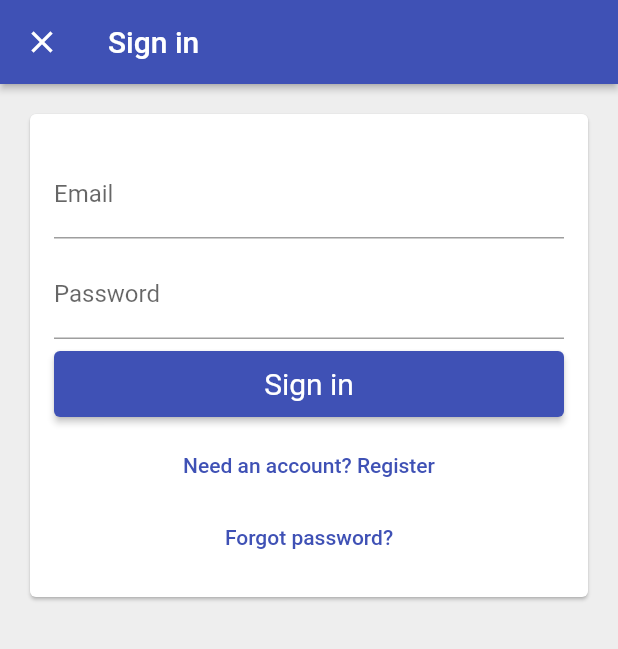
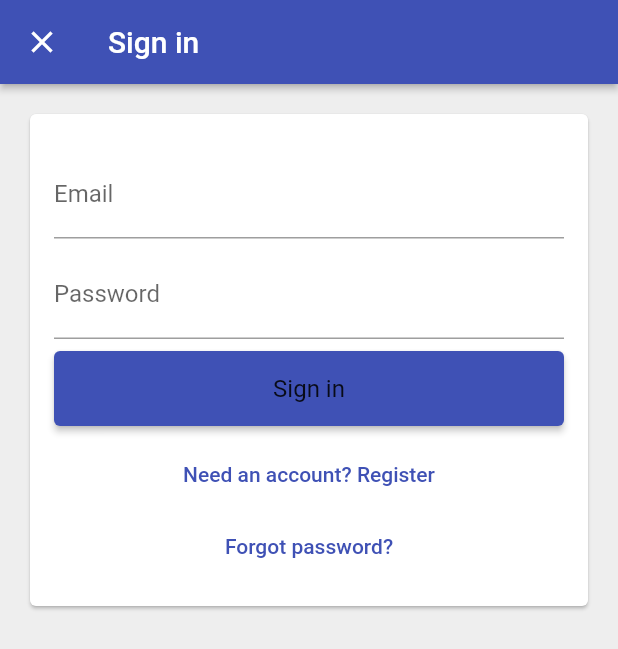
Before and after one commit to rvdrover/flutter-register-login-riverpod, a Flutter app: the screen it shows after launch, after a tap on "Sign in with Email and Password", on a phone screen of 412 x 824 dp. Shown: the top 649 px of the screen. Run offline on Flutter 3.47's test engine with Material 2 defaults, Android fonts, the phone set to English and light mode, and no system bars; our stand-ins replace firebase_auth, firebase_core, flutter_riverpod, google_sign_in; missing offline and left inert: flutter_facebook_auth; accounts and stored records are empty.

Commit message:
Reusble Button make

```diff
--- a/lib/pages/email_password_sign_in_page/email_password_sign_in_page.dart
+++ b/lib/pages/email_password_sign_in_page/email_password_sign_in_page.dart
@@ -1,4 +1,3 @@
-
 import 'dart:math';
 
 import 'package:firebase_auth/firebase_auth.dart';
@@ -142,6 +141,12 @@ class _EmailPasswordSignInPageState extends State<EmailPasswordSignInPage> {
     );
   }
 
+  Widget _buildHeader() {
+    return const Center(
+      child: CircularProgressIndicator(),
+    );
+  }
+
   Widget _buildContent() {
     return FocusScope(
       node: _node,
@@ -162,7 +167,6 @@ class _EmailPasswordSignInPageState extends State<EmailPasswordSignInPage> {
             FormSubmitButton(
               key: const Key('primary-button'),
               text: model.primaryButtonText,
-              loading: model.isLoading,
               onPressed: model.isLoading ? null : _submit,
             ),
             const SizedBox(height: 8.0),
@@ -197,7 +201,9 @@ class _EmailPasswordSignInPageState extends State<EmailPasswordSignInPage> {
         title: Text(model.title),
       ),
       backgroundColor: Colors.grey[200],
-      body: SingleChildScrollView(
+      body: model.isLoading
+          ? _buildHeader()
+          : SingleChildScrollView(
               child: Center(
                 child: LayoutBuilder(builder: (context, constraints) {
                   return Container(
--- a/lib/pages/sign_in_page/sign_in_page.dart
+++ b/lib/pages/sign_in_page/sign_in_page.dart
@@ -3,7 +3,7 @@ import 'dart:math';
 import 'package:flutter_riverpod/flutter_riverpod.dart';
 import 'package:flutter/foundation.dart';
 import 'package:flutter/material.dart';
-import 'package:riverpod_flutter_register_login_firebase/pages/sign_in_page/sign_in_button.dart';
+import 'package:riverpod_flutter_register_login_firebase/widgets/buttons/sign_in_button.dart';
 import 'package:riverpod_flutter_register_login_firebase/pages/sign_in_page/sign_in_manager.dart';
 import 'package:riverpod_flutter_register_login_firebase/constants/keys.dart';
 import 'package:riverpod_flutter_register_login_firebase/constants/strings.dart';
@@ -76,7 +76,8 @@ class SignInPageContents extends StatelessWidget {
         ? _buildHeader()
         : Center(
             child: LayoutBuilder(builder: (context, constraints) {
-              return Container(
+              return SingleChildScrollView(
+                child: Container(
                   width: min(constraints.maxWidth, 600),
                   padding: const EdgeInsets.all(16.0),
                   child: Column(
@@ -101,14 +102,17 @@ class SignInPageContents extends StatelessWidget {
                             ? null
                             : () => _showEmailPasswordSignInPage(context),
                         textColor: Colors.white,
-                      color: Theme.of(context).primaryColor,
+                        buttonColor: Theme.of(context).primaryColor,
+                        imagePath: ('assets/images/facebook-logo.png'),
+
                       ),
                       const SizedBox(height: 8),
                       SignInButton(
                         key: googlesignButtonKey,
                         text: Strings.signinWithGoogle,
-                      color: Theme.of(context).primaryColor,
+                        buttonColor: Theme.of(context).primaryColor,
                         textColor: Colors.white,
+                        imagePath: ('assets/images/facebook-logo.png'),
                         onPressed: viewModel.isLoading
                             ? null
                             : viewModel.signInWithGoogle,
@@ -117,8 +121,9 @@ class SignInPageContents extends StatelessWidget {
                       SignInButton(
                         key: facebookSignButtonKey,
                         text: Strings.signinWithFacebook,
-                      color: Theme.of(context).primaryColor,
+                        buttonColor: Theme.of(context).primaryColor,
                         textColor: Colors.white,
+                        imagePath: ('assets/images/facebook-logo.png'),
                         onPressed: viewModel.isLoading
                             ? null
                             : viewModel.signInWithFacebook,
@@ -133,7 +138,7 @@ class SignInPageContents extends StatelessWidget {
                       SignInButton(
                         key: anonymousButtonKey,
                         text: Strings.signAnonymous,
-                      color: Theme.of(context).primaryColor,
+                        buttonColor: Theme.of(context).primaryColor,
                         textColor: Colors.white,
                         onPressed: viewModel.isLoading
                             ? null
@@ -141,6 +146,7 @@ class SignInPageContents extends StatelessWidget {
                       ),
                     ],
                   ),
+                ),
               );
             }),
           );
--- a/lib/widgets/buttons/custom_elevated_button.dart
+++ b/lib/widgets/buttons/custom_elevated_button.dart
@@ -1,37 +1,59 @@
+
 import 'package:flutter/material.dart';
 
 @immutable
 class CustomElevatedButton extends StatelessWidget {
   const CustomElevatedButton({
     Key? key,
-    required this.child,
-    this.color,
+    required this.text,
+    this.buttonColor,
     this.textColor,
     this.height = 50.0,
     this.borderRadius = 4.0,
-    this.loading = false,
     this.onPressed,
+    this.icon,
+    this.image,
+    this.iconColor,
+    this.fontSize=16,
+    this.imagePath,
   }) : super(key: key);
-  final Widget child;
-  final Color? color;
+  final Color? buttonColor;
   final Color? textColor;
   final double height;
   final double borderRadius;
-  final bool loading;
   final VoidCallback? onPressed;
+  final Widget? image;
+  final IconData? icon;
+  final Color? iconColor;
+  final double? fontSize;
+  final String text;
+  final String? imagePath;
 
-  Widget buildSpinner(BuildContext context) {
-    final ThemeData data = Theme.of(context);
-    return Theme(
-      data: data.copyWith(colorScheme: ColorScheme.fromSwatch().copyWith(secondary: Colors.white70)),
-      child: const SizedBox(
-        width: 28,
-        height: 28,
-        child: CircularProgressIndicator(
-          strokeWidth: 3.0,
-        ),
-      ),
-    );
+  Widget? _getIconOrImage() {
+    if (imagePath != null) {
+      return Image.asset(
+        imagePath!,
+        height: imageOrIconSize(),
+      );
+    } else if (icon != null) {
+      return Icon(
+        icon,
+        size:imageOrIconSize(),
+        color: iconColor,
+      );
+    }
+    return null;
+  }
+
+  bool check() {
+    if (imagePath != null || icon != null) {
+      return false;
+    }
+    return true;
+  }
+
+  double imageOrIconSize() {
+    return height - 15;
   }
 
   @override
@@ -39,11 +61,34 @@ class CustomElevatedButton extends StatelessWidget {
     return SizedBox(
       height: height,
       child: ElevatedButton(
-        child: loading ? buildSpinner(context) : child,
+        child: check()
+            ? Text(
+                text,
+                style: TextStyle(
+                  color: textColor,
+                  fontSize: fontSize,
+                ),
+              )
+            : Row(
+                crossAxisAlignment: CrossAxisAlignment.center,
+                children: <Widget>[
+                  Padding(
+                    padding: const EdgeInsets.symmetric(
+                      horizontal: 20,
+                    ),
+                    child: _getIconOrImage(),
+                  ),
+                  Text(
+                    text,
+                    style: TextStyle(
+                      color: textColor,
+                      fontSize: fontSize,
+                    ),
+                  ),
+                ],
+              ),
         style: ElevatedButton.styleFrom(
-          primary: color,
-          onSurface: color,
-
+          primary: buttonColor,
           textStyle: TextStyle(
             color: textColor,
           ),
--- a/lib/widgets/buttons/form_submit_button.dart
+++ b/lib/widgets/buttons/form_submit_button.dart
@@ -3,21 +3,26 @@ import 'package:flutter/material.dart';
 import 'custom_elevated_button.dart';
 
 class FormSubmitButton extends CustomElevatedButton {
-  FormSubmitButton({
+  const FormSubmitButton({
     Key? key,
     required String text,
-    bool loading = false,
     VoidCallback? onPressed,
+    double? fontSize =16,
+    Color? textColor,
+    Color? buttonColor,
+    String? imagePath,
+    IconData? icon,
+    double height=50,
   }) : super(
           key: key,
-          child: Text(
-            text,
-            style: const TextStyle(color: Colors.white, fontSize: 20.0),
-          ),
-          height: 44.0,
-          color: Colors.indigo,
+          text: text,
+          height: height,
+          buttonColor: Colors.indigo,
           textColor: Colors.black87,
-          loading: loading,
           onPressed: onPressed,
+          fontSize: fontSize,
+          imagePath: imagePath,
+          icon: icon,
+
         );
 }
--- a/pubspec.yaml
+++ b/pubspec.yaml
@@ -62,8 +62,8 @@ flutter:
   uses-material-design: true
 
   # To add assets to your application, add an assets section, like this:
-  # assets:
-  #   - assets/
+  assets:
+    - assets/images/facebook-logo.png
 
   # An image asset can refer to one or more resolution-specific "variants", see
   # https://flutter.dev/assets-and-images/#resolution-aware.
```
Also changed, not shown: lib/widgets/buttons/sign_in_button.dart (renamed from lib/pages/sign_in_page/sign_in_button.dart, +13 -8 lines), assets/images/facebook-logo.png (added). Lines whose indentation alone changed are shown as unchanged.
